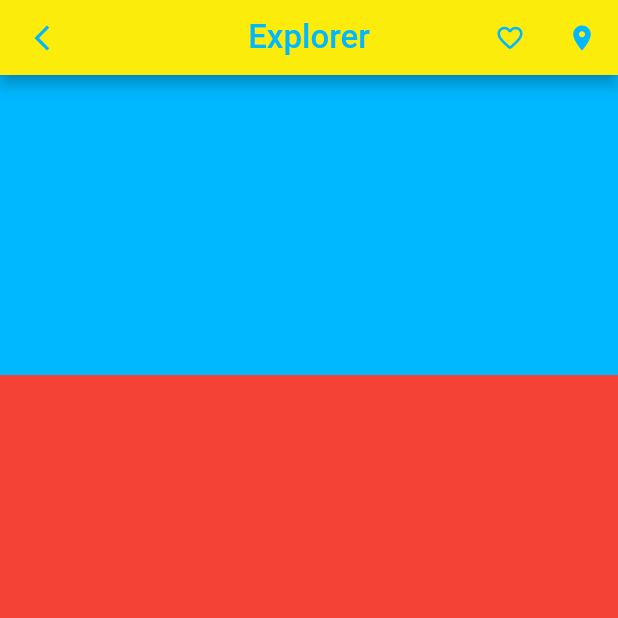
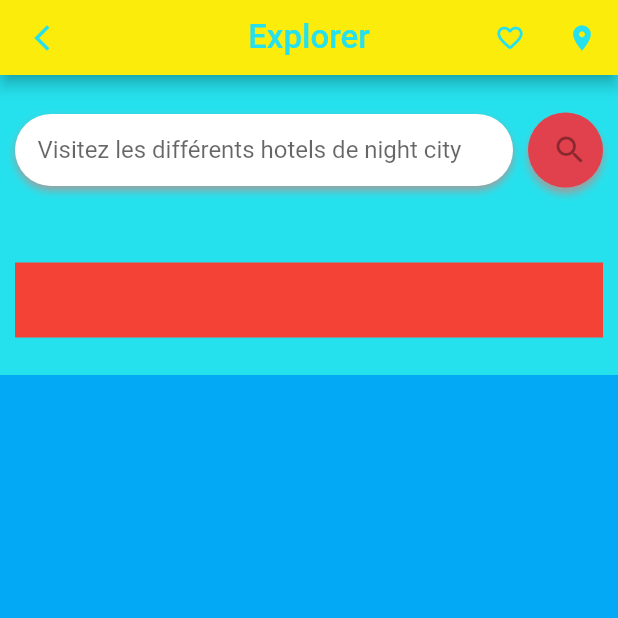
Before and after one commit to wassimouricha/hotelapp, a Flutter app: the screen it shows after launch, on a phone screen of 412 x 824 dp, the top half of it. Run offline on Flutter 3.47's test engine with Material 2 defaults, Android fonts, the phone set to English and light mode, and no system bars; our stand-ins replace google_fonts; Roboto replaces fonts that are missing (Kanit).

Commit message:
add hex red

```diff
--- a/lib/main.dart
+++ b/lib/main.dart
@@ -2,7 +2,8 @@ import 'package:flutter/material.dart';
 import 'package:google_fonts/google_fonts.dart';
 
 const d_blue = Color(0xFF136377);
-const d_lightblue = Color(0xFF00b8ff);
+const d_lightblue = Color(0xFF25E1ED);
+const d_redus = Color(0xFFFF4A57);
 
 void main() {
   runApp(MonApp());
@@ -95,6 +96,53 @@ class chercheSection extends StatelessWidget {
     return Container(
       height: 200,
       color: d_lightblue,
+      padding: EdgeInsets.fromLTRB(10, 25, 10, 10),
+      child: Column(
+        children: [
+          Row(children: [
+            Expanded( //widget responsive qui s'adapte au autres widget
+              child:
+              Container(
+                padding: EdgeInsets.only(left: 5),
+                decoration: BoxDecoration(
+                  color: Colors.white,
+                  borderRadius: BorderRadius.circular(30),
+                  boxShadow: [
+                    BoxShadow(
+                      color: Colors.grey,
+                      blurRadius: 4,
+                      offset: Offset(0,3),
+                    ),
+                  ]),
+                child: TextField(
+                  decoration: InputDecoration(hintText: "Visitez les différents hotels de night city", contentPadding: EdgeInsets.all(10),
+                  border: InputBorder.none),
+                ),),), //ici c'est mon champ de texte
+                SizedBox(width: 10,),
+            Container(
+              height: 50,
+              width: 50,
+              decoration: BoxDecoration(
+                boxShadow: [
+                    BoxShadow(
+                      color: Colors.grey,
+                      blurRadius: 4,
+                      offset: Offset(0,4),
+                    ),
+                  ],
+                  borderRadius: BorderRadius.all(Radius.circular(25)),
+                color:d_redus,),
+                child: ElevatedButton(
+                  onPressed: null,
+                    child: Icon(Icons.search),
+                      style: ElevatedButton.styleFrom(
+                         shape: CircleBorder(),
+                ),),
+              ),
+          ],),
+          SizedBox(height: 50),
+          Container(height: 50, color:Colors.red),
+        ],),
     );
   }
 }
@@ -103,8 +151,8 @@ class hotelSection extends StatelessWidget {
   @override
   Widget build(BuildContext context) {
     return Container(
-      height: 1500,
-      color: Colors.red,
+      height: 2000,
+      color: Colors.lightBlue
     );
   }
 }
```
